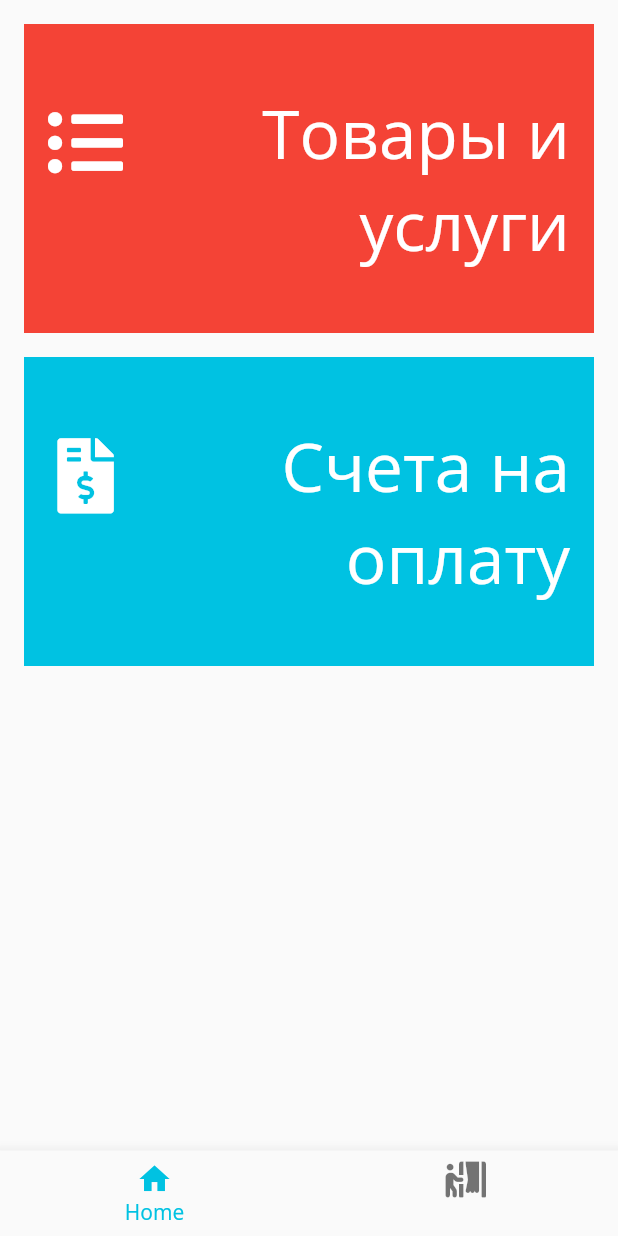
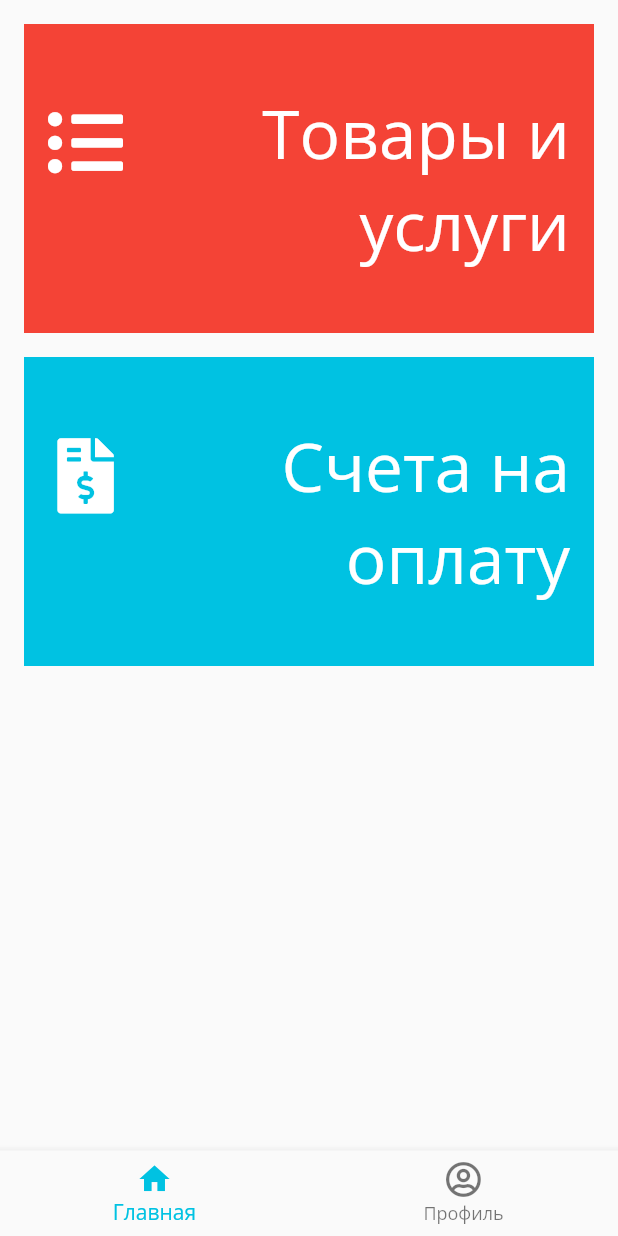
Before and after one commit to Zhalkhas/buhta_mobile, a Flutter app: the screen it shows after launch, on a phone screen of 412 x 824 dp. Run offline on Flutter 3.47's test engine with Material 2 defaults, Android fonts, the phone set to English and light mode, and no system bars; our stand-ins replace bloc, dartz, equatable, flutter_bloc, fluttericon, freezed_annotation and 3 more; missing offline and left inert: flutter_form_bloc; accounts and stored records are empty; generated files the repository leaves out were written again.

Commit message:
fixes
Took 32 seconds

```diff
--- a/lib/main.dart
+++ b/lib/main.dart
@@ -1,10 +1,30 @@
-import 'package:buhta/presentation/pages/home.dart';
-import 'package:buhta/presentation/widgets/willpop_wrapper.dart';
 import 'package:flutter/material.dart';
+import 'package:flutter_bloc/flutter_bloc.dart';
 import 'package:fluttericon/font_awesome5_icons.dart';
 import 'package:google_fonts/google_fonts.dart';
+import 'package:hive/hive.dart';
+import 'package:hive_flutter/hive_flutter.dart';
 
-void main() {
+import 'data/datasources/bill_local_datasource.dart';
+import 'data/datasources/product_local_datasource.dart';
+import 'data/models/bill_model.dart';
+import 'data/models/product_model.dart';
+import 'data/repos/bill_repo_impl.dart';
+import 'data/repos/product_repo_impl.dart';
+import 'domain/usecases/add_new_product.dart';
+import 'domain/usecases/edit_bill.dart';
+import 'domain/usecases/get_all_bills.dart';
+import 'domain/usecases/get_all_products.dart';
+import 'presentation/bloc/bills_list_cubit.dart';
+import 'presentation/bloc/product_list_cubit.dart';
+import 'presentation/pages/home.dart';
+import 'presentation/widgets/willpop_wrapper.dart';
+
+void main() async {
+  await Hive.initFlutter();
+  Hive.registerAdapter(ProductModelAdapter());
+  Hive.registerAdapter(BillModelAdapter());
+  Hive.registerAdapter(BillModelStatusAdapter());
   runApp(MyApp());
 }
 
@@ -24,34 +44,40 @@ class _MyAppState extends State<MyApp> {
           primarySwatch: _createMaterialColor(
             Color.fromRGBO(0x00, 0xc2, 0xe2, 1),
           ),
-          // MaterialColor(
-          //   0x00c2e2,
-          //   {
-          //     50: Color.fromRGBO(0x00,0xc2,0xe2, .1),
-          //     100: Color.fromRGBO(0x00,0xc2,0xe2, .2),
-          //     200: Color.fromRGBO(0x00,0xc2,0xe2, .3),
-          //     300: Color.fromRGBO(0x00,0xc2,0xe2, .4),
-          //     400: Color.fromRGBO(0x00,0xc2,0xe2, .5),
-          //     500: Color.fromRGBO(0x00,0xc2,0xe2, .6),
-          //     600: Color.fromRGBO(0x00,0xc2,0xe2, .7),
-          //     700: Color.fromRGBO(0x00,0xc2,0xe2, .8),
-          //     800: Color.fromRGBO(0x00,0xc2,0xe2, .9),
-          //     900: Color.fromRGBO(0x00,0xc2,0xe2, 1),
-          //   },
-          // ),
           textTheme: GoogleFonts.openSansTextTheme()),
       home: SafeArea(
         child: Scaffold(
           bottomNavigationBar: BottomNavigationBar(
+            elevation: 5,
             currentIndex: _index,
             items: [
-              BottomNavigationBarItem(icon: Icon(Icons.home), label: "Home"),
+              BottomNavigationBarItem(icon: Icon(Icons.home), label: "Главная"),
               BottomNavigationBarItem(
-                  icon: Icon(FontAwesome5.person_booth), label: ""),
+                  icon: Icon(FontAwesome5.user_circle), label: "Профиль"),
             ],
             onTap: (value) => setState(() => _index = value),
           ),
-          body: IndexedStack(
+          body: Builder(
+            builder: (context) {
+              final productRepo =
+                  ProductRepositoryImpl(ProductLocalDataSource());
+              final billsRepo = BillsRepositoryImpl(BillLocalDataSource());
+              return MultiBlocProvider(
+                providers: [
+                  BlocProvider(
+                    create: (context) => ProductListCubit(
+                      GetAllProducts(productRepo),
+                      AddNewProduct(productRepo),
+                    )..getList(),
+                  ),
+                  BlocProvider(
+                    create: (context) => BillsListCubit(
+                      EditBill(billsRepo),
+                      GetAllBills(billsRepo),
+                    )..getList(),
+                  )
+                ],
+                child: IndexedStack(
                   index: _index,
                   children: [
                     Navigator(
@@ -62,8 +88,7 @@ class _MyAppState extends State<MyApp> {
                             return MaterialPageRoute(
                                 builder: (context) => WillPopWrapper(
                                       child: HomePage(),
-                        ),
-                      );
+                                    ));
                           default:
                             return MaterialPageRoute(
                                 builder: (context) => Container());
@@ -71,9 +96,18 @@ class _MyAppState extends State<MyApp> {
                       },
                     ),
                     Center(
-                child: Text("Profile"),
+                      child: ListTile(
+                        leading: Icon(Icons.construction),
+                        title: Text(
+                          "Under construction, come back later...",
+                          style: Theme.of(context).textTheme.headline6,
+                        ),
+                      ),
                     ),
                   ],
+                ),
+              );
+            },
           ),
         ),
       ),
@@ -83,20 +117,21 @@ class _MyAppState extends State<MyApp> {
   MaterialColor _createMaterialColor(Color color) {
     List strengths = <double>[.05];
     final swatch = <int, Color>{};
-    final int r = color.red, g = color.green, b = color.blue;
+    final r = color.red, g = color.green, b = color.blue;
 
-    for (int i = 1; i < 10; i++) {
+    for (var i = 1; i < 10; i++) {
       strengths.add(0.1 * i);
     }
-    strengths.forEach((strength) {
-      final double ds = 0.5 - strength;
+    for (final strength in strengths) {
+      final ds = 0.5 - strength;
       swatch[(strength * 1000).round()] = Color.fromRGBO(
         r + ((ds < 0 ? r : (255 - r)) * ds).round(),
         g + ((ds < 0 ? g : (255 - g)) * ds).round(),
         b + ((ds < 0 ? b : (255 - b)) * ds).round(),
         1,
       );
-    });
+    }
+
     return MaterialColor(color.value, swatch);
   }
 }
```
Also changed, not shown: lib/presentation/widgets/platform_appbar.dart (deleted, +0 -24 lines), lib/presentation/widgets/willpop_wrapper.dart (+10 -1 lines). Lines whose indentation alone changed are shown as unchanged.
